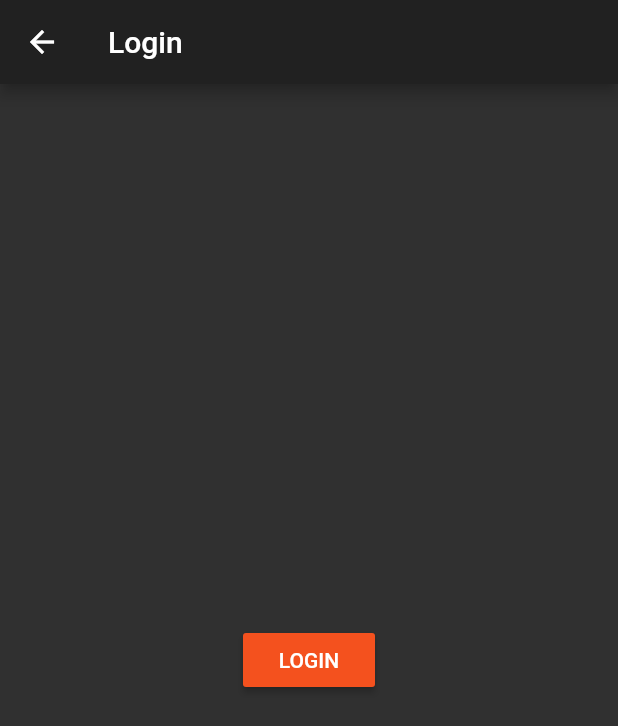
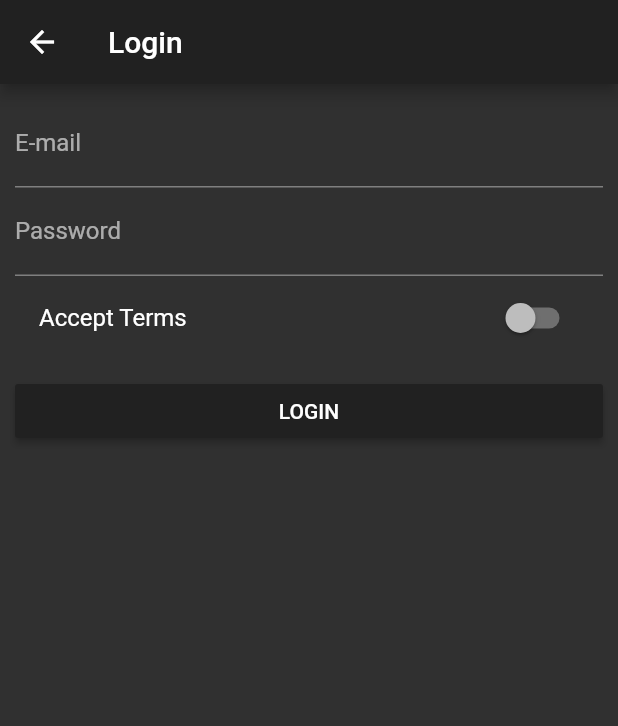
Before and after one commit to GianclaudioCarella/flutter_course, a Flutter app: the AuthPage screen opened directly, on a phone screen of 412 x 824 dp. Shown: the top 726 px of the screen. Run offline on Flutter 3.47's test engine with Material 2 defaults, Android fonts, the phone set to English and light mode, and no system bars.

Commit message:
Handling User Input 2

```diff
--- a/lib/main.dart
+++ b/lib/main.dart
@@ -47,7 +47,8 @@ class _MyAppState extends State<MyApp> {
           accentColor: Colors.deepPurple),
       //home: AuthPage(),
       routes: {
-        '/': (BuildContext context) => ProductsPage(_products),
+        '/': (BuildContext context) => AuthPage(),
+        '/products': (BuildContext context) => ProductsPage(_products),
         '/admin': (BuildContext context) =>
             ProductsAdminPage(_addProduct, _deleteProduct)
       },
--- a/lib/pages/auth.dart
+++ b/lib/pages/auth.dart
@@ -1,20 +1,68 @@
 import 'package:flutter/material.dart';
 
-class AuthPage extends StatelessWidget {
+class AuthPage extends StatefulWidget {
+  @override
+  State<StatefulWidget> createState() {
+    // TODO: implement createState
+    return _AuthPageState();
+  }
+}
+
+class _AuthPageState extends State<AuthPage> {
+  String _emailValue;
+  String _passwordValue;
+  bool _acceptTerms = false;
+
   @override
   Widget build(BuildContext context) {
     return Scaffold(
         appBar: AppBar(
           title: Text('Login'),
         ),
-      body: Center(
-        child: RaisedButton(
+        body: Container(
+          margin: EdgeInsets.all(10.0),
+          child: ListView(
+            children: <Widget>[
+              TextField(
+                decoration: InputDecoration(labelText: 'E-mail'),
+                keyboardType: TextInputType.emailAddress,
+                onChanged: (String value) {
+                  setState(() {
+                    _emailValue = value;
+                  });
+                },
+              ),
+              TextField(
+                decoration: InputDecoration(labelText: 'Password'),
+                obscureText: true,
+                onChanged: (String value) {
+                  setState(() {
+                    _passwordValue = value;
+                  });
+                },
+              ),
+              SwitchListTile(
+                value: _acceptTerms,
+                onChanged: (bool value) {
+                  _acceptTerms = value;
+                },
+                title: Text('Accept Terms'),
+              ),
+              SizedBox(
+                height: 10.0,
+              ),
+              RaisedButton(
+                color: Theme.of(context).primaryColor,
+                textColor: Colors.white,
                 child: Text('LOGIN'),
                 onPressed: () {
-            Navigator.pushReplacementNamed(context, '/');
+                  print(_emailValue);
+                  print(_passwordValue);
+                  Navigator.pushReplacementNamed(context, '/products');
                 },
               ),
+            ],
           ),
-    );
+        ));
   }
 }
--- a/lib/pages/products_admin.dart
+++ b/lib/pages/products_admin.dart
@@ -24,7 +24,7 @@ class ProductsAdminPage extends StatelessWidget {
               ListTile(
                 title: Text('All Products'),
                 onTap: () {
-                  Navigator.pushReplacementNamed(context, '/');
+                  Navigator.pushReplacementNamed(context, '/products');
                 },
               )
             ],
```
Also changed, not shown: lib/pages/product_create.dart (+10 -9 lines). Lines whose indentation alone changed are shown as unchanged.
